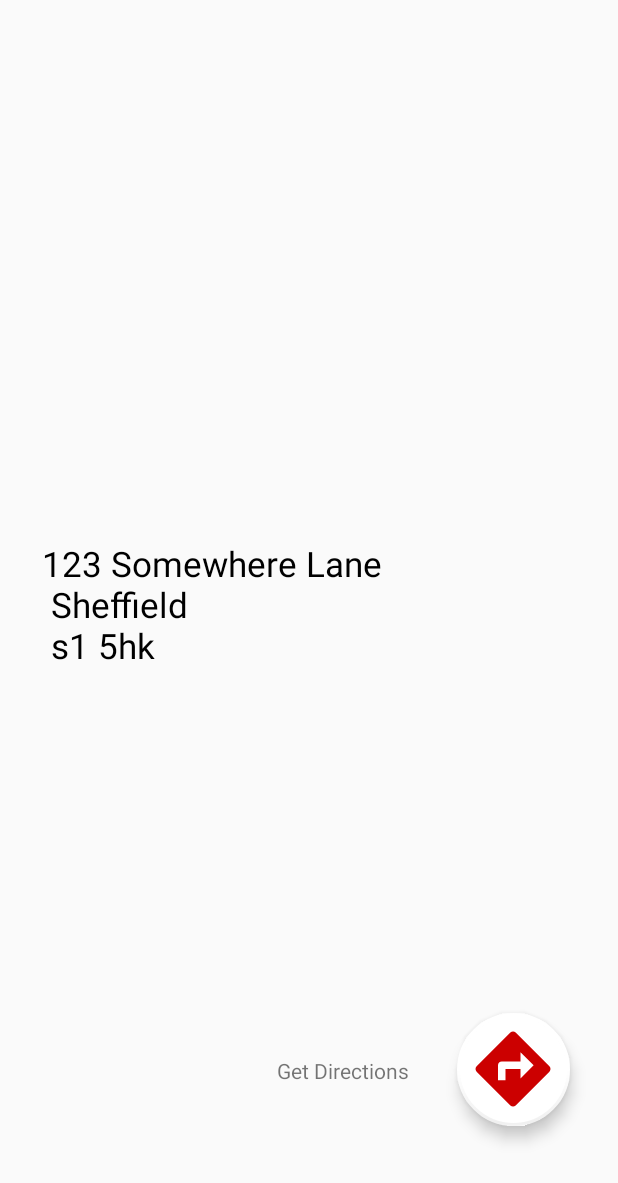
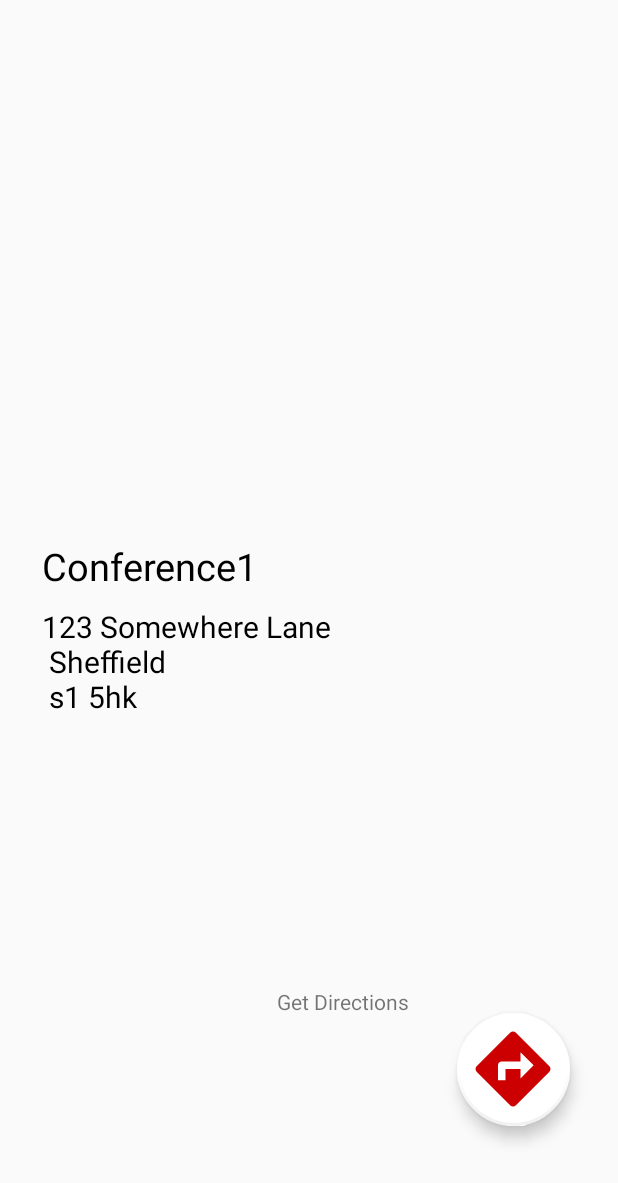
Before and after one commit to AlisterMartin/IBMGroup4, an Android app: the MapsActivity screen opened directly, with no data from a screen before it, on a phone screen of 412 x 824 dp, the part 53-1236 px from its top. Run offline under Robolectric (Android 15) with nearby library versions, the light colour scheme and no system bars; libraries missing offline, so code that uses them is left out: com.ibm.watson.

```diff
--- a/example/src/main/java/com/ibm/watson/developer_cloud/android/myapplication/MapsActivity.java
+++ b/example/src/main/java/com/ibm/watson/developer_cloud/android/myapplication/MapsActivity.java
@@ -1,17 +1,11 @@
 package com.ibm.watson.developer_cloud.android.myapplication;
-
-import androidx.core.app.ActivityCompat;
 
 import android.content.Intent;
 import android.net.Uri;
 import android.os.Bundle;
-import androidx.core.content.ContextCompat;
 import androidx.fragment.app.FragmentActivity;
-
 import android.view.View;
 import android.widget.TextView;
-
-import com.google.android.gms.maps.CameraUpdate;
 import com.google.android.gms.maps.CameraUpdateFactory;
 import com.google.android.gms.maps.GoogleMap;
 import com.google.android.gms.maps.OnMapReadyCallback;
@@ -19,11 +13,11 @@ import com.google.android.gms.maps.SupportMapFragment;
 import com.google.android.gms.maps.model.LatLng;
 import com.google.android.gms.maps.model.MarkerOptions;
 import com.google.android.material.floatingactionbutton.FloatingActionButton;
-import com.google.android.material.snackbar.Snackbar;
 
 public class MapsActivity extends FragmentActivity implements OnMapReadyCallback {
 
     private GoogleMap mMap;
+    private String conferenceTitle = "Conference1";
     private String conferenceAddress = "123 Somewhere Lane \n Sheffield \n s1 5hk";
 
     @Override
@@ -35,7 +29,9 @@ public class MapsActivity extends FragmentActivity implements OnMapReadyCallback
                 .findFragmentById(R.id.mapView);
         mapFragment.getMapAsync(this);
 
-        TextView address = (TextView) findViewById(R.id.Address);
+        TextView addressT = (TextView) findViewById(R.id.addressT);
+        TextView address = (TextView) findViewById(R.id.address);
+        addressT.setText(conferenceTitle);
         address.setText(conferenceAddress);
 
         FloatingActionButton fab = findViewById(R.id.FAB);
--- a/example/src/main/java/com/ibm/watson/developer_cloud/android/myapplication/StartChat.java
+++ b/example/src/main/java/com/ibm/watson/developer_cloud/android/myapplication/StartChat.java
@@ -74,7 +74,7 @@ public class StartChat extends FrameLayout {
         super.onFinishInflate();
         messageEditText = this.findViewById(R.id.messageEditText);
         sendButton = this.findViewById(R.id.sendButton);
-        sendButton.setImageResource(R.drawable.input_send);
+        sendButton.setImageResource(R.drawable.ic_send_black_24dp);
         sendButton.setColorFilter(sendButtonBackgroundColor);
         sendButton.getBackground().setColorFilter(sendButtonColor, PorterDuff.Mode.SRC_ATOP);
         if (messageBoxHint != null) messageEditText.setHint(messageBoxHint);
--- /dev/null
+++ b/example/src/main/res/drawable/ic_arrow_drop_down_circle_black_24dp.xml
@@ -0,0 +1,5 @@
+<vector android:height="50dp" android:tint="#FF686E"
+    android:viewportHeight="24.0" android:viewportWidth="24.0"
+    android:width="50dp" xmlns:android="http://schemas.android.com/apk/res/android">
+    <path android:fillColor="#FF000000" android:pathData="M12,2C6.48,2 2,6.48 2,12s4.48,10 10,10 10,-4.48 10,-10S17.52,2 12,2zM12,14l-4,-4h8l-4,4z"/>
+</vector>
--- /dev/null
+++ b/example/src/main/res/drawable/ic_send_black_24dp.xml
@@ -0,0 +1,5 @@
+<vector android:height="30dp" android:tint="#FFFFFF"
+    android:viewportHeight="24.0" android:viewportWidth="24.0"
+    android:width="30dp" xmlns:android="http://schemas.android.com/apk/res/android">
+    <path android:fillColor="#FF000000" android:pathData="M2.01,21L23,12 2.01,3 2,10l15,2 -15,2z"/>
+</vector>
--- a/example/src/main/res/layout/activity_maps.xml
+++ b/example/src/main/res/layout/activity_maps.xml
@@ -16,13 +16,24 @@
         app:layout_constraintTop_toTopOf="parent" />
 
     <TextView
-        android:id="@+id/Address"
+        android:id="@+id/addressT"
         android:layout_width="wrap_content"
         android:layout_height="wrap_content"
         android:layout_marginStart="28dp"
         android:layout_marginTop="36dp"
         android:textColor="@android:color/black"
-        android:textSize="23sp"
+        android:textSize="25sp"
+        app:layout_constraintStart_toStartOf="parent"
+        app:layout_constraintTop_toBottomOf="@+id/mapView" />
+
+    <TextView
+        android:id="@+id/address"
+        android:layout_width="wrap_content"
+        android:layout_height="wrap_content"
+        android:layout_marginStart="28dp"
+        android:layout_marginTop="80dp"
+        android:textColor="@android:color/black"
+        android:textSize="20sp"
         app:layout_constraintStart_toStartOf="parent"
         app:layout_constraintTop_toBottomOf="@+id/mapView" />
 
@@ -49,11 +60,13 @@
         android:layout_width="wrap_content"
         android:layout_height="wrap_content"
         android:layout_marginStart="198dp"
+        android:layout_marginTop="288dp"
         android:layout_marginEnd="20dp"
         android:layout_marginBottom="65dp"
         android:text="@string/get_directions"
         app:layout_constraintBottom_toBottomOf="parent"
         app:layout_constraintEnd_toStartOf="@+id/FAB"
         app:layout_constraintHorizontal_bias="1.0"
-        app:layout_constraintStart_toStartOf="parent" />
+        app:layout_constraintStart_toStartOf="parent"
+        app:layout_constraintTop_toBottomOf="@+id/mapView" />
 </androidx.constraintlayout.widget.ConstraintLayout>
--- a/example/src/main/res/values/credentials.xml
+++ b/example/src/main/res/values/credentials.xml
@@ -16,4 +16,6 @@
   <string name="assistant_apikey">eZEEw8Mjv-K0dyv72KUsKV_ZbP6GQGBfGMbZ_Ie_Rv-V</string>
   <string name="assistant_url">https://api.eu-gb.assistant.watson.cloud.ibm.com/instances/eed784d9-6fa1-4c8a-a4f1-7803cfc7f354</string>
   <string name="assistant_id">901921c8-b21e-4cf7-b724-66ca854bd8a4</string>
+
+  <string name="google_maps_api" templateMergeStratergy="preserve" translatable="false"></string>
 </resources>
```
Also changed, not shown: example/src/main/res/layout/select_tags.xml (+23 -0 lines), example/src/main/res/layout/start_chat.xml (+10 -10 lines), example/src/main/res/drawable/input_send.png (deleted).
